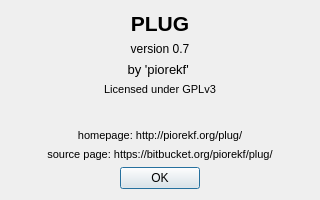
This is plug/about.ui in b2ornot2b/plug as Qt 5 draws it before an edit. The edited form follows.
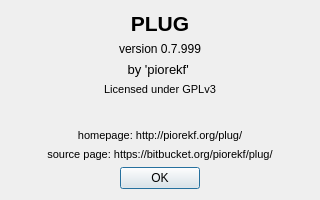
This is the edited form.

The edit to the form file:
```diff
--- a/plug/about.ui
+++ b/plug/about.ui
@@ -34,7 +34,7 @@
    <item>
     <widget class="QLabel" name="label_6">
      <property name="text">
-      <string>version 0.7</string>
+      <string>version 0.7.999</string>
      </property>
      <property name="alignment">
       <set>Qt::AlignCenter</set>
```
